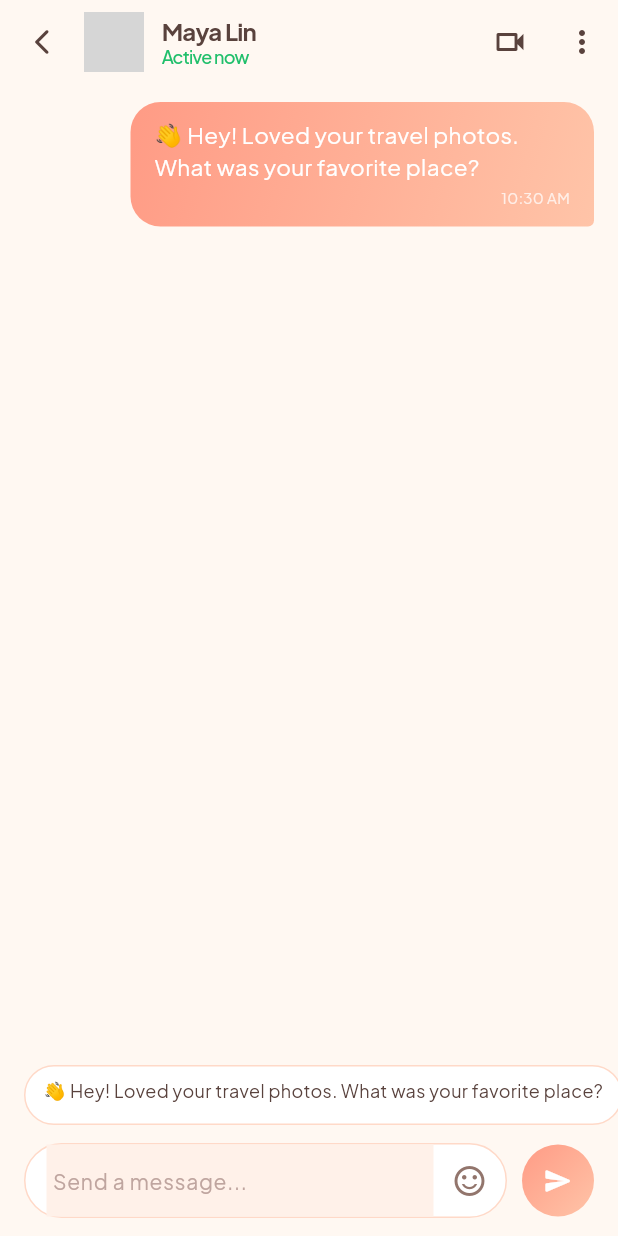
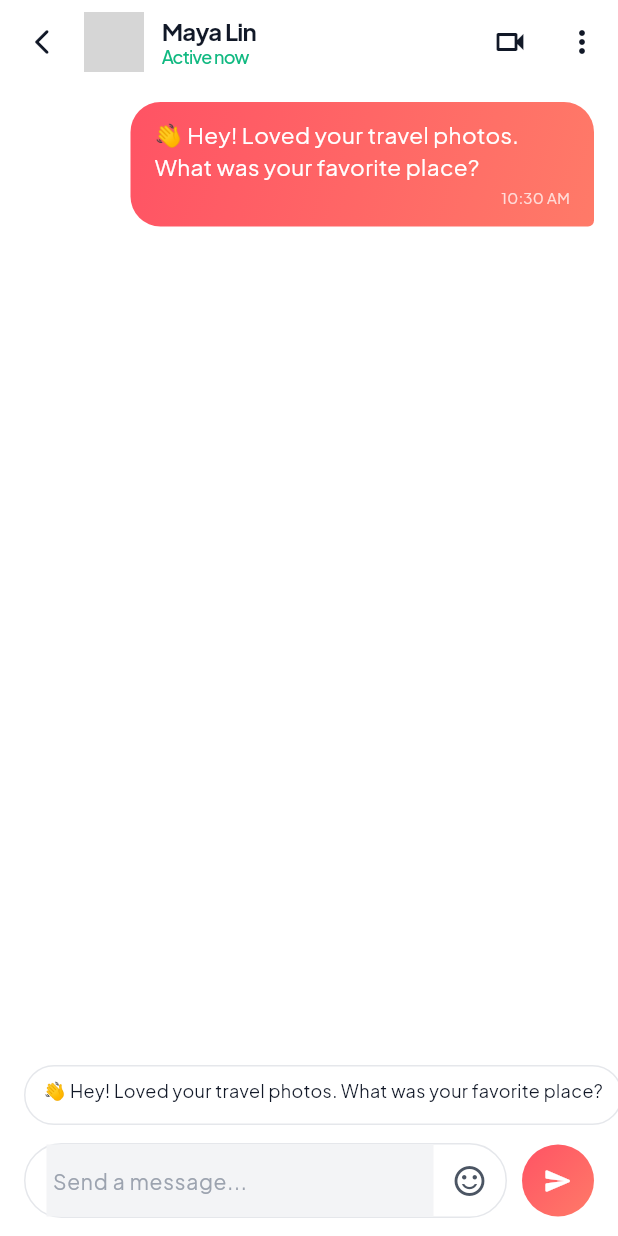
Before and after one commit to venky24K/crush, a Flutter app: the ChatScreen screen opened directly with sample values from the repository, after a tap on "👋 Hey! Loved your travel photos. What w", on a phone screen of 412 x 824 dp. Run offline on Flutter 3.47's test engine with Material 3 defaults, Android fonts, the phone set to English and light mode, and no system bars; our stand-ins replace cached_network_image, flutter_card_swiper, flutter_native_splash, google_fonts, shared_preferences, supabase_flutter; accounts and stored records are empty; network calls fail; grey boxes are pictures that could not be loaded.

Commit message:
design: refresh to crisp high-contrast light theme with pure white background, distinct inputs, and readable typography

```diff
--- a/lib/core/constants/app_colors.dart
+++ b/lib/core/constants/app_colors.dart
@@ -3,31 +3,31 @@ import 'package:flutter/material.dart';
 class AppColors {
   AppColors._();
 
-  // ─── Brand Palette (Warm Peach / Coral) ─────────────────────────────────
-  static const Color primary       = Color(0xFFFF9B85); // Peach Coral   – primary brand
-  static const Color primaryAccent = Color(0xFFFFC4A8); // Soft Peach    – secondary brand
-  static const Color secondary     = Color(0xFFFF9B85); // same as primary for gradient
-  static const Color tertiary      = Color(0xFFFFE5D4); // Blush Cream   – highlights
+  // ─── Brand Signature Accent (Punchy Peach-Coral) ────────────────────────
+  static const Color primary       = Color(0xFFFF5364); // Vibrant Coral-Pink
+  static const Color primaryAccent = Color(0xFFFF7A68); // Warm Peach-Coral
+  static const Color secondary     = Color(0xFFFF5364);
+  static const Color tertiary      = Color(0xFFFFECEB); // Soft subtle coral tint
 
-  // ─── Backgrounds & Surfaces ─────────────────────────────────────────────
-  static const Color background  = Color(0xFFFFF8F2); // Warm Ivory    – scaffold bg
-  static const Color surface     = Color(0xFFFFFFFF); // Pure White    – cards / sheets
-  static const Color surfaceLight = Color(0xFFFFF1E9); // Light Peach   – input fills / chips
-  static const Color cardBorder  = Color(0xFFFFD9C8); // Soft border
+  // ─── Backgrounds & Surfaces (Crisp, High-Contrast Modern Light) ──────────
+  static const Color background    = Color(0xFFFFFFFF); // Pure White – never muddy
+  static const Color surface       = Color(0xFFFFFFFF); // Pure White cards
+  static const Color surfaceLight  = Color(0xFFF3F4F6); // Clean Light Gray (search, bubbles, inputs)
+  static const Color cardBorder    = Color(0xFFE5E7EB); // Crisp border definition
 
-  // ─── Typography ─────────────────────────────────────────────────────────
-  static const Color textPrimary   = Color(0xFF59423D); // Cocoa Brown   – headings
-  static const Color textSecondary = Color(0xFF92756C); // Muted Rose    – body / captions
-  static const Color textMuted     = Color(0xFFBFA59F); // Dusty Blush   – placeholders
+  // ─── Typography (High Contrast, Crystal Clear) ──────────────────────────
+  static const Color textPrimary   = Color(0xFF111827); // Dark Charcoal / Near Black
+  static const Color textSecondary = Color(0xFF4B5563); // Slate Gray – readable body
+  static const Color textMuted     = Color(0xFF9CA3AF); // Crisp Neutral Gray – timestamps, hints
 
-  // ─── Swipe Action Colors (unchanged – universally recognised) ───────────
-  static const Color like      = Color(0xFF20BF6B); // Emerald Green
-  static const Color nope      = Color(0xFFEB3B5A); // Crimson Red
-  static const Color superLike = Color(0xFF3867D6); // Electric Blue
-  static const Color rewind    = Color(0xFFF7B731); // Golden Sun
-  static const Color boost     = Color(0xFF8854D0); // Royal Purple
+  // ─── Swipe Action Colors ────────────────────────────────────────────────
+  static const Color like      = Color(0xFF10B981); // Emerald Green
+  static const Color nope      = Color(0xFFEF4444); // Crimson Red
+  static const Color superLike = Color(0xFF3B82F6); // Electric Blue
+  static const Color rewind    = Color(0xFFF59E0B); // Amber Sun
+  static const Color boost     = Color(0xFF8B5CF6); // Royal Purple
 
-  // ─── Light-theme aliases (kept for reference) ───────────────────────────
+  // ─── Aliases ────────────────────────────────────────────────────────────
   static const Color lightBackground   = background;
   static const Color lightSurface      = surface;
   static const Color lightTextPrimary  = textPrimary;
@@ -40,7 +40,7 @@ class AppColors {
     colors: [primary, primaryAccent],
   );
 
-  /// Warm gradient used on swipe cards (bottom overlay keeps readability)
+  /// Card overlay gradient to guarantee white name & age are 100% readable
   static const LinearGradient cardOverlayGradient = LinearGradient(
     begin: Alignment.topCenter,
     end: Alignment.bottomCenter,
@@ -48,15 +48,15 @@ class AppColors {
     colors: [
       Colors.transparent,
       Colors.transparent,
-      Color(0x55000000),
-      Color(0xCC000000),
+      Color(0x66000000),
+      Color(0xDD000000),
     ],
   );
 
-  /// Match celebration — warm rose instead of dark purple
+  /// Match celebration gradient
   static const LinearGradient matchCelebrationGradient = LinearGradient(
     begin: Alignment.topCenter,
     end: Alignment.bottomCenter,
-    colors: [Color(0xFFFF9B85), Color(0xFFFFC4A8)],
+    colors: [Color(0xFFFF5364), Color(0xFFFF8E72)],
   );
 }
--- a/lib/main.dart
+++ b/lib/main.dart
@@ -21,7 +21,7 @@ void main() async {
     const SystemUiOverlayStyle(
       statusBarColor: Colors.transparent,
       statusBarIconBrightness: Brightness.dark,          // dark icons on light bg
-      systemNavigationBarColor: Color(0xFFFFF8F2),
+      systemNavigationBarColor: Color(0xFFFFFFFF),
       systemNavigationBarIconBrightness: Brightness.dark,
     ),
   );
--- a/lib/ui/screens/home_navigation_screen.dart
+++ b/lib/ui/screens/home_navigation_screen.dart
@@ -108,7 +108,7 @@ class _HomeNavigationScreenState extends State<HomeNavigationScreen> {
                 Icon(
                   icon,
                   size: 26,
-                  color: isSelected ? AppColors.primary : AppColors.textMuted,
+                  color: isSelected ? AppColors.primary : AppColors.textSecondary,
                 ),
                 if (isSelected) ...[
                   const SizedBox(width: 8),
--- a/lib/ui/screens/matches/chat_screen.dart
+++ b/lib/ui/screens/matches/chat_screen.dart
@@ -324,7 +324,7 @@ class _ChatScreenState extends State<ChatScreen> {
         padding: const EdgeInsets.symmetric(horizontal: 16, vertical: 12),
         decoration: BoxDecoration(
           gradient: isMe ? AppColors.primaryGradient : null,
-          color: isMe ? null : AppColors.surface,
+          color: isMe ? null : AppColors.surfaceLight,
           borderRadius: BorderRadius.only(
             topLeft: const Radius.circular(20),
             topRight: const Radius.circular(20),
@@ -339,8 +339,8 @@ class _ChatScreenState extends State<ChatScreen> {
           children: [
             Text(
               text,
-              style: const TextStyle(
-                color: Colors.white,
+              style: TextStyle(
+                color: isMe ? Colors.white : AppColors.textPrimary,
                 fontSize: 15,
                 height: 1.35,
               ),
--- a/lib/ui/screens/matches/matches_screen.dart
+++ b/lib/ui/screens/matches/matches_screen.dart
@@ -55,7 +55,7 @@ class _MatchesScreenState extends State<MatchesScreen> {
               padding: const EdgeInsets.symmetric(horizontal: 16, vertical: 8),
               child: Container(
                 decoration: BoxDecoration(
-                  color: AppColors.surface,
+                  color: AppColors.surfaceLight,
                   borderRadius: BorderRadius.circular(16),
                   border: Border.all(color: AppColors.cardBorder),
                 ),
@@ -69,6 +69,7 @@ class _MatchesScreenState extends State<MatchesScreen> {
                     border: InputBorder.none,
                     enabledBorder: InputBorder.none,
                     focusedBorder: InputBorder.none,
+                    contentPadding: EdgeInsets.symmetric(horizontal: 16, vertical: 12),
                   ),
                 ),
               ),
```
Also changed, not shown: pubspec.yaml (+4 -4 lines), 8 other files.
